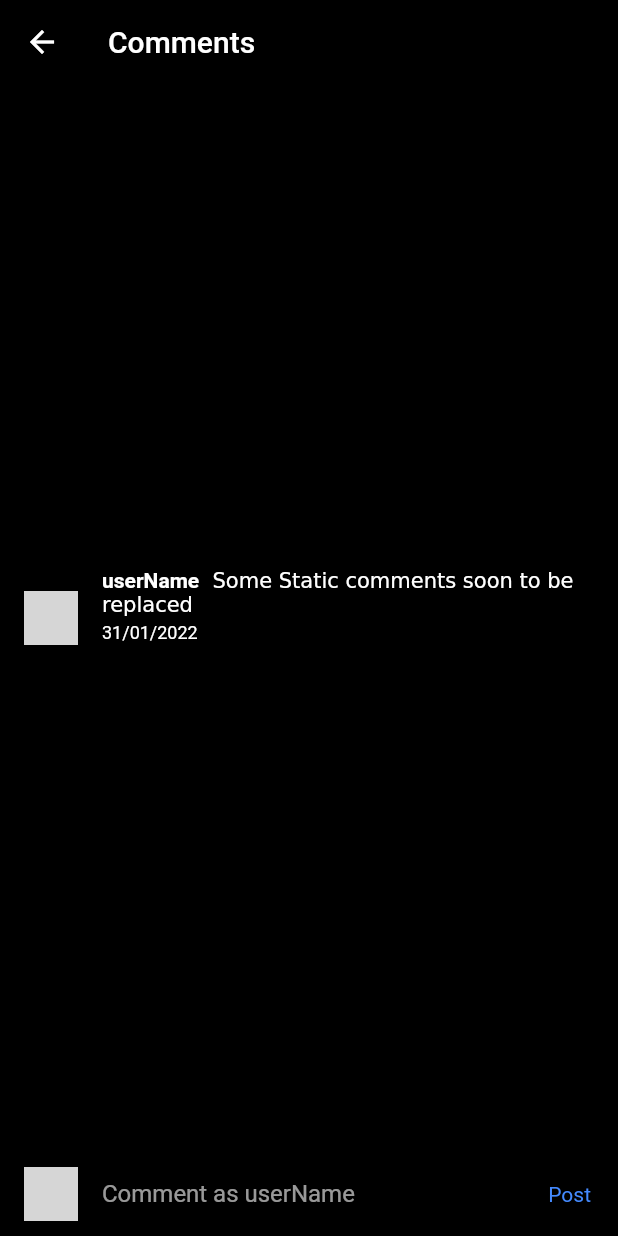
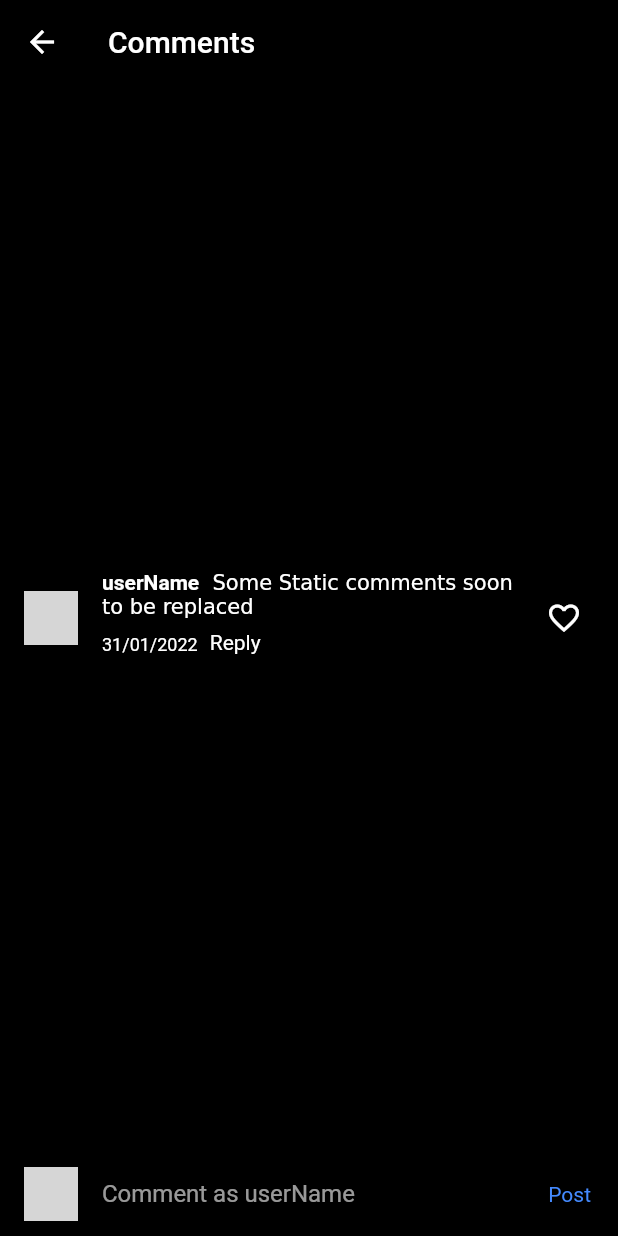
Before and after one commit to Annaati/app-clones-in-flutter, a Flutter app: the CommentsScreen screen opened directly, on a phone screen of 412 x 824 dp. Run offline on Flutter 3.47's test engine with Material 2 defaults, Android fonts, the phone set to English and light mode, and no system bars; our stand-ins replace cloud_firestore, firebase_auth, firebase_core, firebase_storage, flutter_svg, image_picker; accounts and stored records are empty; network calls fail; grey boxes are pictures that could not be loaded.

Commit message:
completed Comments Screen UI

```diff
--- a/lib/widgets/comments_card.dart
+++ b/lib/widgets/comments_card.dart
@@ -10,6 +10,7 @@ class CommentsCard extends StatelessWidget {
     return Container(
       padding: const EdgeInsets.symmetric(vertical: 18, horizontal: 16),
       child: Row(
+        mainAxisAlignment: MainAxisAlignment.spaceBetween,
         children: [
           CircleAvatar(
             backgroundImage: NetworkImage(
@@ -36,22 +37,33 @@ class CommentsCard extends StatelessWidget {
                       ],
                     ),
                   ),
+                  Row(
+                    children: [
                       Padding(
                         padding: const EdgeInsets.only(top: 4),
                         child: Text(
                           '31/01/2022',
-                      style:
-                          TextStyle(fontSize: 12, fontWeight: FontWeight.w400),
+                          style: TextStyle(
+                              fontSize: 12, fontWeight: FontWeight.w400),
                         ),
                       ),
                       InkWell(
                         onTap: () {},
                         child: Container(
                             padding: const EdgeInsets.all(8),
+                            child: const Text('Reply')),
                       ),
-                  )
                     ],
                   ),
+                ],
+              ),
+            ),
+          ),
+          InkWell(
+            onTap: () {},
+            child: Container(
+              padding: const EdgeInsets.symmetric(horizontal: 8),
+              child: const Icon(Icons.favorite_border),
             ),
           ),
         ],
```
Lines whose indentation alone changed are shown as unchanged.
